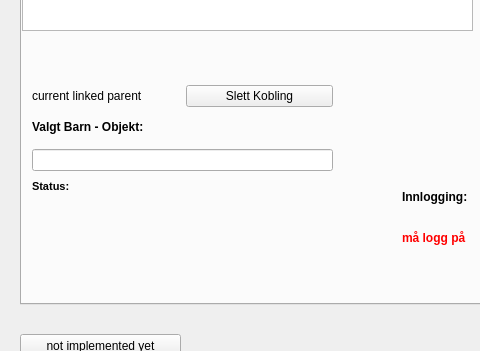
JACCCostring/NVDBPlugin, file more_window.ui: the form before one commit; both pictures show x 0 to 480 and y 296 to 647 of the 637 by 647 pixel window.
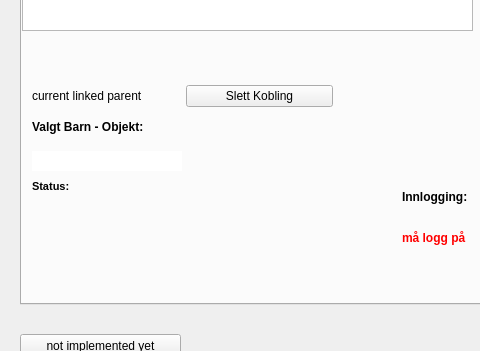
The form after the commit.

```diff
--- a/more_window.ui
+++ b/more_window.ui
@@ -100,7 +100,20 @@
        </widget>
       </item>
       <item>
-       <widget class="QLineEdit" name="object_id_line"/>
+       <widget class="QLineEdit" name="object_id_line">
+        <property name="maximumSize">
+         <size>
+          <width>150</width>
+          <height>16777215</height>
+         </size>
+        </property>
+        <property name="frame">
+         <bool>false</bool>
+        </property>
+        <property name="readOnly">
+         <bool>false</bool>
+        </property>
+       </widget>
       </item>
      </layout>
     </widget>
```
